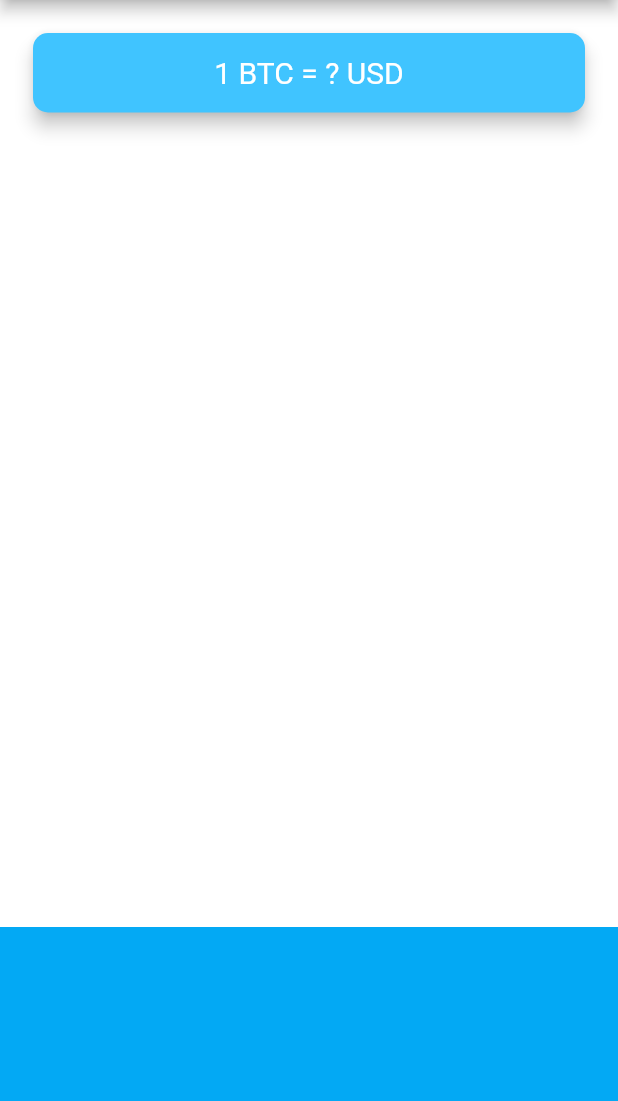
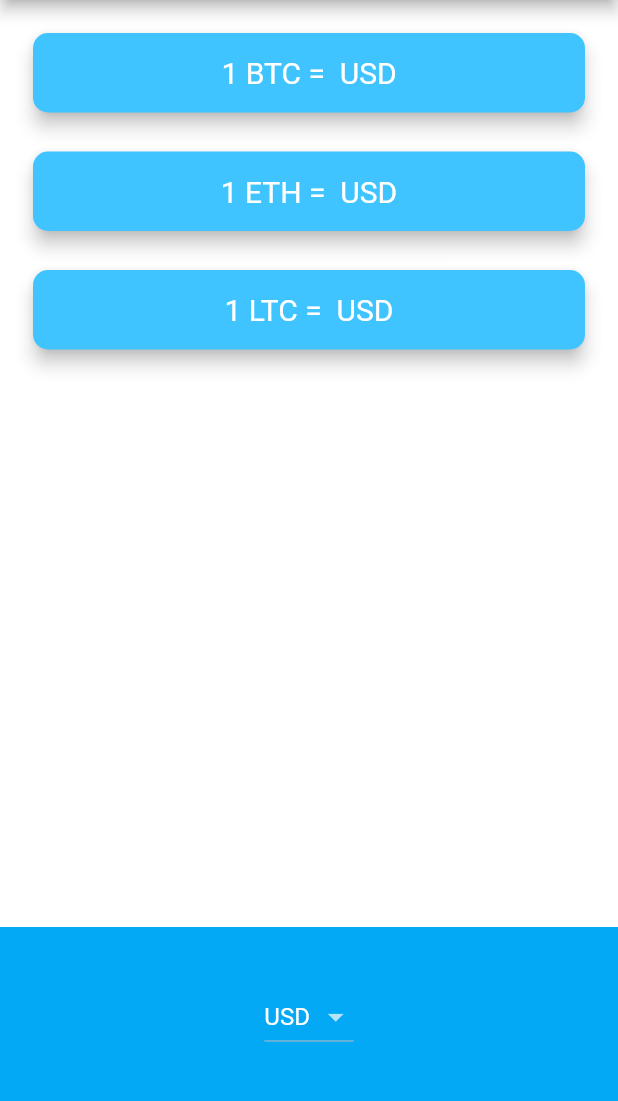
Before and after one commit to KoopaEater/bitcoin_ticker, a Flutter app: the screen it shows after launch, on a phone screen of 412 x 824 dp, the part 84-1185 px from its top. Run offline on Flutter 3.47's test engine with Material 2 defaults, Android fonts, the phone set to English and light mode, and no system bars; network calls fail.

Commit message:
Bitcoin App is done! (added DKK aswell)

```diff
--- a/lib/coin_data.dart
+++ b/lib/coin_data.dart
@@ -3,6 +3,7 @@ const List<String> currenciesList = [
   'BRL',
   'CAD',
   'CNY',
+  'DKK',
   'EUR',
   'GBP',
   'HKD',
--- /dev/null
+++ b/lib/custom_widgets/nice_card.dart
@@ -0,0 +1,33 @@
+import 'package:flutter/material.dart';
+
+class NiceCard extends StatelessWidget {
+
+  String text;
+
+  NiceCard({required this.text});
+
+  @override
+  Widget build(BuildContext context) {
+    return Padding(
+      padding: EdgeInsets.fromLTRB(18.0, 18.0, 18.0, 0),
+      child: Card(
+        color: Colors.lightBlueAccent,
+        elevation: 5.0,
+        shape: RoundedRectangleBorder(
+          borderRadius: BorderRadius.circular(10.0),
+        ),
+        child: Padding(
+          padding: EdgeInsets.symmetric(vertical: 15.0, horizontal: 28.0),
+          child: Text(
+            text,
+            textAlign: TextAlign.center,
+            style: TextStyle(
+              fontSize: 20.0,
+              color: Colors.white,
+            ),
+          ),
+        ),
+      ),
+    );
+  }
+}
--- a/lib/price_screen.dart
+++ b/lib/price_screen.dart
@@ -1,4 +1,9 @@
+import 'dart:io' show Platform;
+import 'package:bitcoin_ticker/custom_widgets/nice_card.dart';
+import 'package:bitcoin_ticker/networking.dart';
 import 'package:flutter/material.dart';
+import 'package:bitcoin_ticker/coin_data.dart';
+import 'package:flutter/cupertino.dart';
 
 class PriceScreen extends StatefulWidget {
   @override
@@ -6,6 +11,89 @@ class PriceScreen extends StatefulWidget {
 }
 
 class _PriceScreenState extends State<PriceScreen> {
+  APIHelper api = APIHelper();
+
+  String selectedCurrency = 'USD';
+  List<String> exchangeRates = List.filled(cryptoList.length, '');
+
+  @override
+  void initState() {
+    super.initState();
+    updateUI(selectedCurrency);
+  }
+
+  void updateUI(String? currency) async {
+
+    List<String> temp = List.filled(cryptoList.length, '');
+
+    for (int i = 0; i < cryptoList.length; i++) {
+      temp[i] = await api.getExchangeRate(cryptoList[i], currency ?? 'USD');
+    }
+
+    setState(() {
+      selectedCurrency = currency ?? 'USD';
+      exchangeRates = temp;
+    });
+
+  }
+
+  DropdownButton<String> androidDropdown() {
+    List<DropdownMenuItem<String>> items = [];
+
+    for (String currency in currenciesList) {
+      items.add(
+        DropdownMenuItem<String>(
+          child: Text(currency),
+          value: currency,
+        ),
+      );
+    }
+
+    return DropdownButton<String>(
+      value: selectedCurrency,
+      items: items,
+      onChanged: (value) async {
+        updateUI(value);
+      }
+    );
+  }
+
+  CupertinoPicker iosPicker() {
+    List<Text> items = [];
+
+    for (String currency in currenciesList) {
+      items.add(Text(currency));
+    }
+
+    return CupertinoPicker(
+      backgroundColor: Colors.lightBlue,
+      itemExtent: 32.0,
+      onSelectedItemChanged: (index) {
+        updateUI(currenciesList[index]);
+      },
+      children: items,
+    );
+  }
+
+  List<NiceCard> getAllCards() {
+
+    List<NiceCard> cards = [];
+
+    for (int i = 0; i < cryptoList.length; i++) {
+
+      String crypto = cryptoList[i];
+
+      cards.add(
+          NiceCard(
+            text: '1 $crypto = ${exchangeRates[i]} ${selectedCurrency}',
+          ),
+      );
+    }
+
+    return cards;
+
+  }
+
   @override
   Widget build(BuildContext context) {
     return Scaffold(
@@ -16,33 +104,17 @@ class _PriceScreenState extends State<PriceScreen> {
         mainAxisAlignment: MainAxisAlignment.spaceBetween,
         crossAxisAlignment: CrossAxisAlignment.stretch,
         children: <Widget>[
-          Padding(
-            padding: EdgeInsets.fromLTRB(18.0, 18.0, 18.0, 0),
-            child: Card(
-              color: Colors.lightBlueAccent,
-              elevation: 5.0,
-              shape: RoundedRectangleBorder(
-                borderRadius: BorderRadius.circular(10.0),
-              ),
-              child: Padding(
-                padding: EdgeInsets.symmetric(vertical: 15.0, horizontal: 28.0),
-                child: Text(
-                  '1 BTC = ? USD',
-                  textAlign: TextAlign.center,
-                  style: TextStyle(
-                    fontSize: 20.0,
-                    color: Colors.white,
-                  ),
-                ),
-              ),
-            ),
+          Column(
+            mainAxisAlignment: MainAxisAlignment.start,
+            crossAxisAlignment: CrossAxisAlignment.stretch,
+            children: getAllCards(),
           ),
           Container(
             height: 150.0,
             alignment: Alignment.center,
             padding: EdgeInsets.only(bottom: 30.0),
             color: Colors.lightBlue,
-            child: null,
+            child: Platform.isIOS ? iosPicker() : androidDropdown(),
           ),
         ],
       ),
--- a/pubspec.yaml
+++ b/pubspec.yaml
@@ -35,6 +35,7 @@ dependencies:
   # The following adds the Cupertino Icons font to your application.
   # Use with the CupertinoIcons class for iOS style icons.
   cupertino_icons: ^1.0.2
+  http: ^0.13.6
 
 dev_dependencies:
   flutter_test:
```
Also changed, not shown: lib/networking.dart (added, +29 -0 lines), pubspec.lock.
